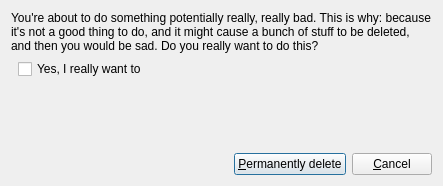
sobjornstad/tabularium, file designer/confirmationwindow.ui: the form before one commit.
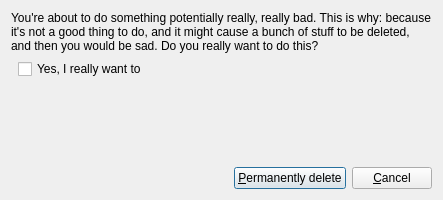
The form after the commit.

Patch:
```diff
--- a/designer/confirmationwindow.ui
+++ b/designer/confirmationwindow.ui
@@ -7,7 +7,7 @@
     <x>0</x>
     <y>0</y>
     <width>443</width>
-    <height>186</height>
+    <height>200</height>
    </rect>
   </property>
   <property name="windowTitle">
```
